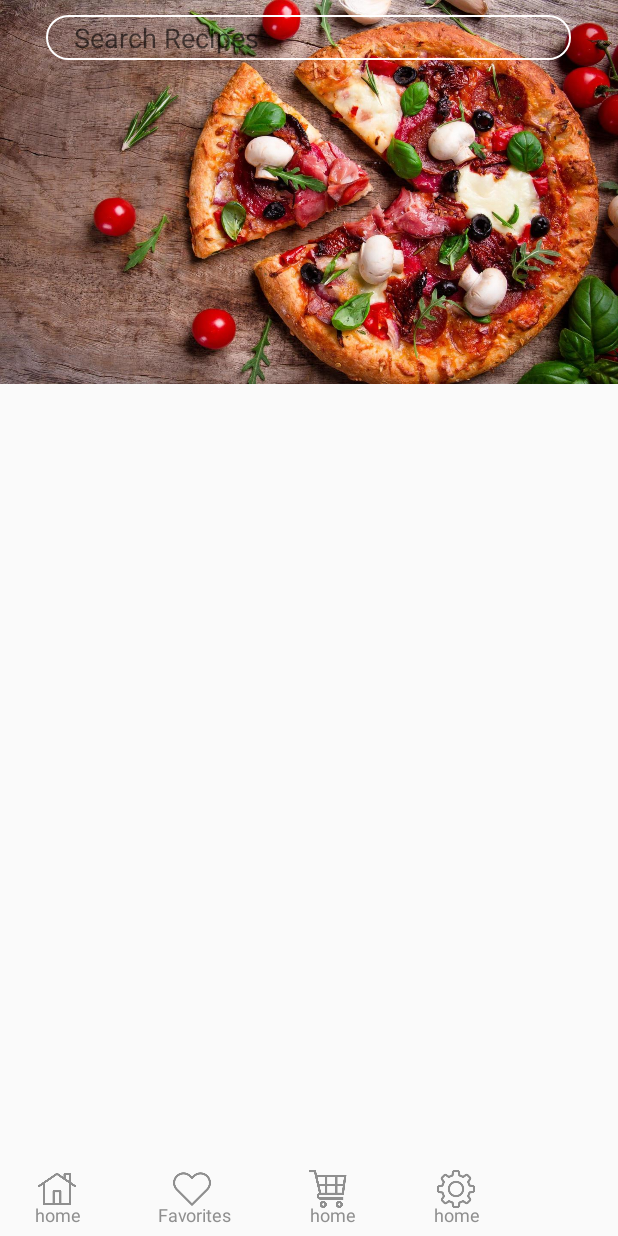
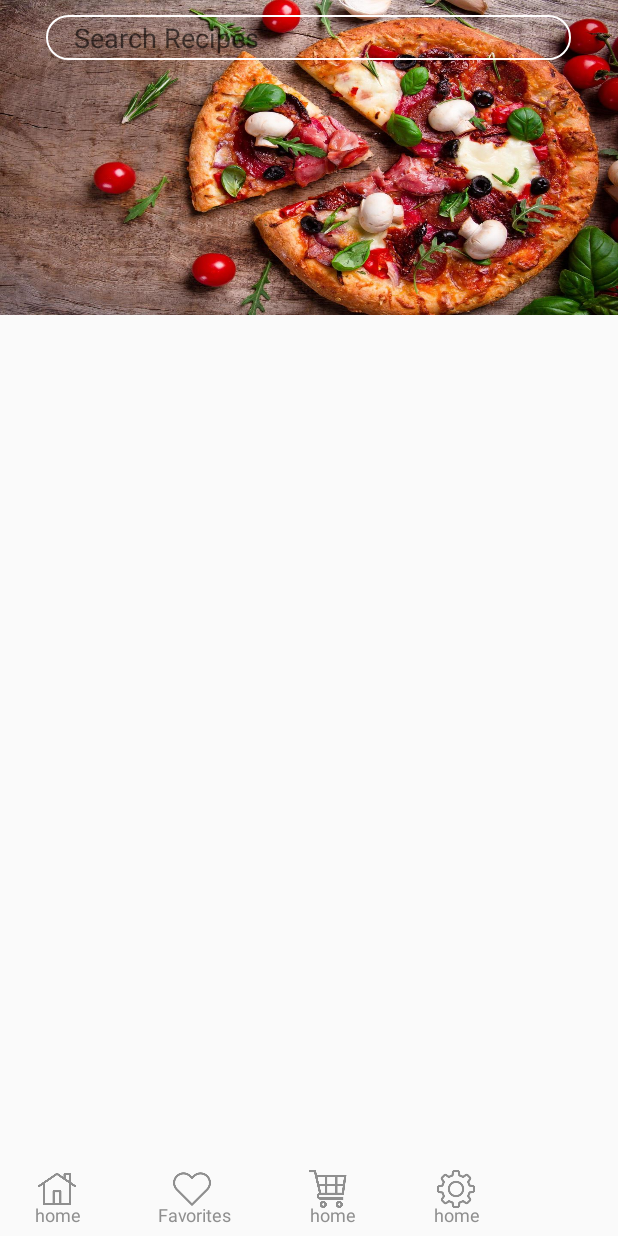
Before and after one commit to JavaCoffeeBean/Munchiez, an Android app: the layout home_page.xml on its own in the app's theme, with its tools: preview values and no code run, on a phone screen of 412 x 824 dp. Run offline under Robolectric (Android 15) with nearby library versions, the phone set to English and light mode, and no system bars.

Commit message:
prepared project for Recyclerview

```diff
--- a/app/src/main/res/layout/home_page.xml
+++ b/app/src/main/res/layout/home_page.xml
@@ -130,11 +130,23 @@
     </RelativeLayout>
 <!--This is the end of the bottom menu-->
 
+    <!--scrollview starts here-->
+
+
+    <RelativeLayout
+        android:layout_width="match_parent"
+        android:layout_height="wrap_content">
+
 
     <ImageView
         android:layout_width="match_parent"
-        android:layout_height="256dp"
+        android:layout_height="210dp"
         android:background="@drawable/hero_image"/>
+
+
+    </RelativeLayout>
+
+    <!--scrollview ends here-->
 
 
     <EditText
```
